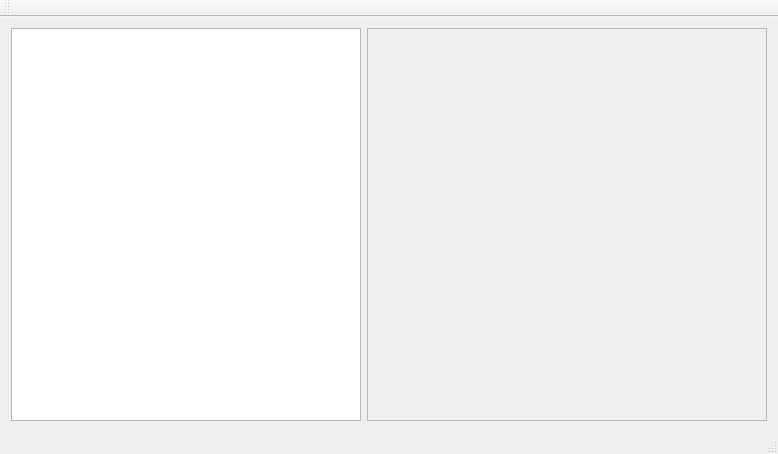
Above: Source/mainwindow.ui from PlusMinus0/QBibLaTeXMan before the change. Below: the same form after it.
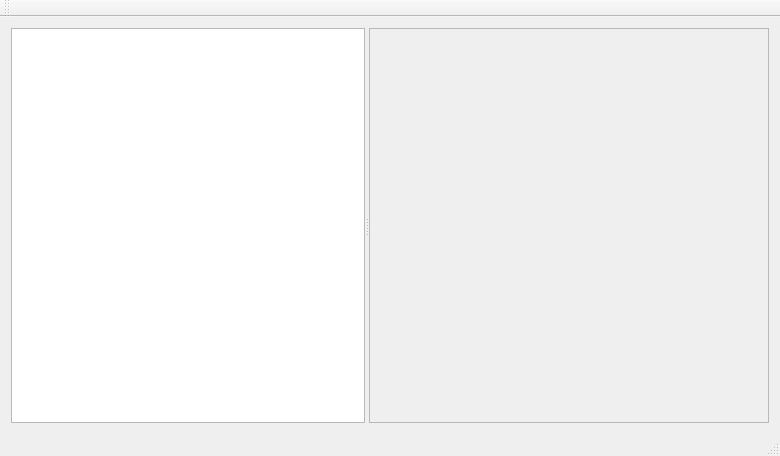
That is the form after the change. Custom widgets are drawn as their Qt base class.

Commit message: Using a slider to make widgets resizable

```diff
--- a/Source/mainwindow.ui
+++ b/Source/mainwindow.ui
@@ -6,8 +6,8 @@
    <rect>
     <x>0</x>
     <y>0</y>
-    <width>778</width>
-    <height>454</height>
+    <width>780</width>
+    <height>456</height>
    </rect>
   </property>
   <property name="windowTitle">
@@ -15,7 +15,12 @@
   </property>
   <widget class="QWidget" name="centralWidget">
    <layout class="QGridLayout" name="gridLayout">
-    <item row="0" column="1">
+    <item row="0" column="0">
+     <widget class="QSplitter" name="splitter">
+      <property name="orientation">
+       <enum>Qt::Horizontal</enum>
+      </property>
+      <widget class="BibTableView" name="tableView"/>
      <widget class="QScrollArea" name="scrollArea">
       <property name="sizePolicy">
        <sizepolicy hsizetype="Fixed" vsizetype="Expanding">
@@ -37,8 +42,8 @@
         <rect>
          <x>0</x>
          <y>0</y>
-         <width>398</width>
-         <height>380</height>
+          <width>459</width>
+          <height>387</height>
         </rect>
        </property>
        <layout class="QVBoxLayout" name="verticalLayout">
@@ -48,9 +53,7 @@
        </layout>
       </widget>
      </widget>
-    </item>
-    <item row="0" column="0">
-     <widget class="BibTableView" name="tableView"/>
+     </widget>
     </item>
    </layout>
   </widget>
```
Left out of the diff: 4 changed lines with no effect on the pictures. Lines whose indentation alone changed are shown as unchanged.
